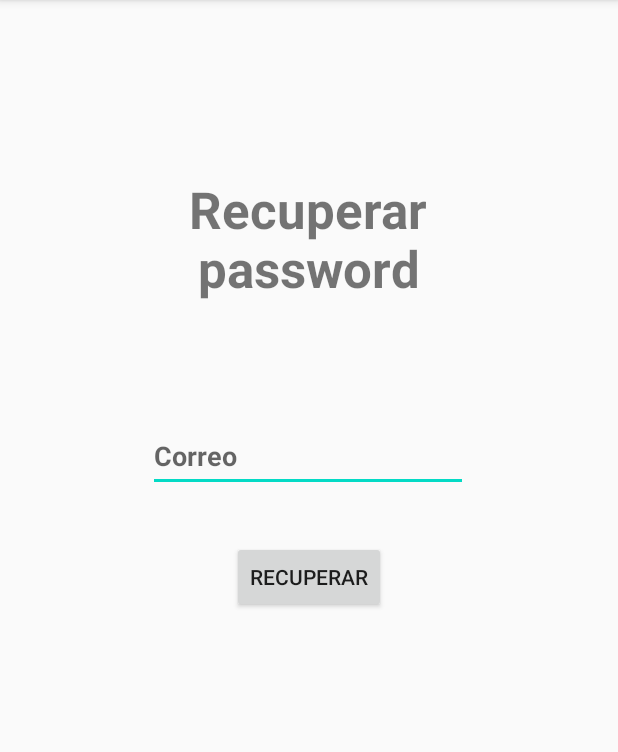
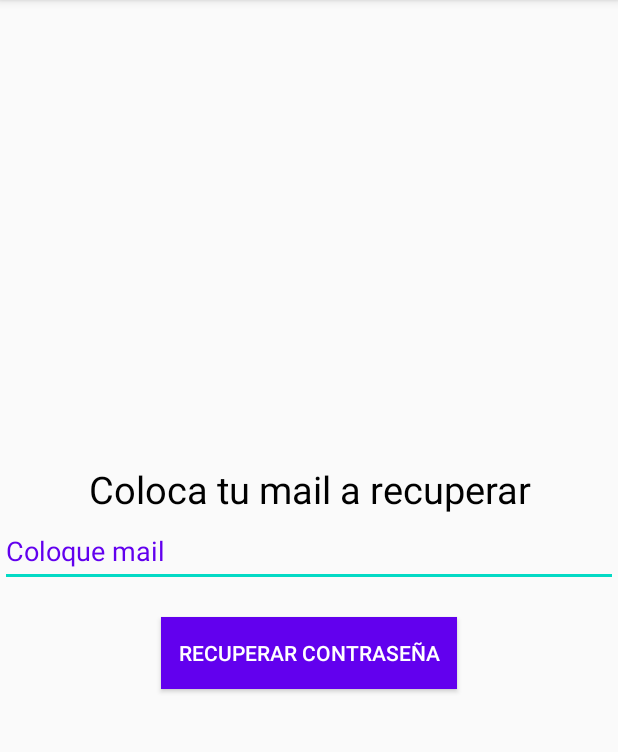
Before and after one commit to compumundohipermegared1/Laboratorio-3, an Android app: the recuperarPassActivity screen opened directly, with no data from a screen before it, on a phone screen of 412 x 824 dp, the part 84-836 px from its top. Run offline under Robolectric (Android 15) with nearby library versions, the phone set to English and light mode, and no system bars; our stand-ins replace Firebase (no records; nobody signed in at launch, a user with empty details on screens opened directly); libraries missing offline, so code that uses them is left out: com.basgeekball.awesomevalidation; 3 statements that could not run were skipped.

Commit message:
ADD: recuperar contraseña

```diff
--- a/app/src/main/java/com/example/laboratorio3/recuperarPassActivity.java
+++ b/app/src/main/java/com/example/laboratorio3/recuperarPassActivity.java
@@ -1,15 +1,27 @@
 package com.example.laboratorio3;
 
 import android.os.Bundle;
+import android.util.Log;
+import android.util.Patterns;
 import android.view.View;
 import android.widget.Button;
 import android.widget.EditText;
 import android.widget.Toast;
 
+import androidx.annotation.NonNull;
 import androidx.appcompat.app.AppCompatActivity;
+
+import com.basgeekball.awesomevalidation.AwesomeValidation;
+import com.basgeekball.awesomevalidation.ValidationStyle;
+import com.google.android.gms.tasks.OnCompleteListener;
+import com.google.android.gms.tasks.Task;
+import com.google.firebase.auth.ActionCodeSettings;
+import com.google.firebase.auth.FirebaseAuth;
 
 public class recuperarPassActivity extends AppCompatActivity {
 
+    AwesomeValidation awesomeValidation;
+    private static final String TAG = "recuperarPassActivity";
     private EditText mRestoreEmail;
     private Button mRestoreButton;
 
@@ -18,22 +30,54 @@ public class recuperarPassActivity extends AppCompatActivity {
         super.onCreate(savedInstanceState);
         setContentView(R.layout.activity_recuperar_pass);
 
-        //Toma el valor.
+        awesomeValidation = new AwesomeValidation(ValidationStyle.BASIC);
+        awesomeValidation.addValidation(this,R.id.et_email_olvidado, Patterns.EMAIL_ADDRESS,R.string.invalid_mail);
 
-        mRestoreEmail = findViewById(R.id.et_restorecorreo);
-        mRestoreButton = findViewById(R.id.et_restorebutton);
+        ActionCodeSettings actionCodeSettings =
+                ActionCodeSettings.newBuilder()
+                        // URL you want to redirect back to. The domain (www.example.com) for this
+                        // URL must be whitelisted in the Firebase Console.
+                        .setUrl("https://www.example.com/finishSignUp?cartId=1234")
+                        // This must be true
+                        .setHandleCodeInApp(true)
+                        .setAndroidPackageName(
+                                "com.example.laboratorio3",
+                                true, /* installIfNotAvailable */
+                                "12"    /* minimumVersion */)
+                        .build();
 
-        mRestoreButton.setOnClickListener(new View.OnClickListener() {
-            @Override
-            public void onClick(View view) {
-                if(!mRestoreEmail.getText().toString().isEmpty()){
+        mRestoreEmail = findViewById(R.id.et_email_olvidado);
+        mRestoreButton = findViewById(R.id.btn_recuperar_email);
+
+        mRestoreButton.setOnClickListener(view ->{
+
+            String email = mRestoreEmail.getText().toString();
+
+            if (awesomeValidation.validate()) {
+                if (!email.isEmpty()) {
+                    Log.d(TAG, "Ingreso a : Email.");
+                    Log.d(TAG, "Datos de entrada: " + email + " .... " + actionCodeSettings);
+
                     //ENVIA UN CORREO DE RESTAURACION.
-                }else{
+                    FirebaseAuth auth = FirebaseAuth.getInstance();
+                    auth.sendSignInLinkToEmail(email, actionCodeSettings)
+                            .addOnCompleteListener(task -> {
+                                if (task.isSuccessful()) {
+                                    Log.d(TAG, "Email sent.");
+                                } else {
+                                    String error_message = task.getException().getMessage();
+                                    Log.d(TAG, "Error messaege." + error_message);
+                                }
+                            });
+                } else {
+                    Log.d(TAG, "Ingrese un correo.");
                     Toast.makeText(recuperarPassActivity.this, "Ingrese un correo.", Toast.LENGTH_SHORT).show();
                 }
+            } else {
+                Log.d(TAG, "Ingrese un correo valido.");
+                Toast.makeText(recuperarPassActivity.this, "Ingrese un correo valido.", Toast.LENGTH_SHORT).show();
             }
         });
 
-
     }
 }
--- a/app/src/main/res/layout/activity_recuperar_pass.xml
+++ b/app/src/main/res/layout/activity_recuperar_pass.xml
@@ -1,53 +1,44 @@
 <?xml version="1.0" encoding="utf-8"?>
-<androidx.constraintlayout.widget.ConstraintLayout xmlns:android="http://schemas.android.com/apk/res/android"
+<LinearLayout xmlns:android="http://schemas.android.com/apk/res/android"
     xmlns:app="http://schemas.android.com/apk/res-auto"
     xmlns:tools="http://schemas.android.com/tools"
     android:layout_width="match_parent"
     android:layout_height="match_parent"
     android:orientation="vertical"
     android:gravity="center"
-    tools:context=".MainActivity">
+    tools:context=".recuperarPassActivity">
 
+    <TextView
+        android:textSize="25sp"
+        android:textColor="#000"
+        android:gravity="center"
+        android:text="@string/coloca_tu_mail_a_recuperar"
+        android:layout_width="match_parent"
+        android:layout_height="wrap_content">
+
+    </TextView>
 
     <EditText
-        android:id="@+id/et_restorecorreo"
-        android:layout_width="wrap_content"
+        android:id="@+id/et_email_olvidado"
+        android:layout_width="match_parent"
         android:layout_height="wrap_content"
-        android:layout_marginTop="280dp"
-        android:autofillHints=""
-        android:ems="10"
-        android:hint="@string/correo"
+        android:layout_marginBottom="10dp"
+        android:hint="@string/coloque_mail"
         android:inputType="textEmailAddress"
         android:minHeight="48dp"
-        android:textStyle="bold"
-        app:layout_constraintEnd_toEndOf="parent"
-        app:layout_constraintHorizontal_bias="0.497"
-        app:layout_constraintStart_toStartOf="parent"
-        app:layout_constraintTop_toTopOf="parent" />
+        android:textColorHint="@color/colorPrimary"
+        android:importantForAutofill="no">
+
+    </EditText>
 
     <Button
-        android:id="@+id/et_restorebutton"
-        android:layout_width="wrap_content"
+        android:id="@+id/btn_recuperar_email"
+        android:layout_width="197dp"
         android:layout_height="wrap_content"
-        android:text="@string/recuperar"
-        app:layout_constraintBottom_toBottomOf="parent"
-        app:layout_constraintEnd_toEndOf="parent"
-        app:layout_constraintStart_toStartOf="parent"
-        app:layout_constraintTop_toBottomOf="@+id/et_restorecorreo"
-        app:layout_constraintVertical_bias="0.084" />
+        android:layout_marginTop="10dp"
+        android:background="@color/colorPrimary"
+        android:padding="5dp"
+        android:text="@string/recuperar_contrase_a"
+        android:textColor="#fff"></Button>
 
-    <TextView
-        android:id="@+id/textView2"
-        android:layout_width="268dp"
-        android:layout_height="88dp"
-        android:text="@string/recuperar_password"
-        android:textAlignment="center"
-        android:textSize="34sp"
-        android:textStyle="bold"
-        app:layout_constraintBottom_toTopOf="@+id/et_restorecorreo"
-        app:layout_constraintEnd_toEndOf="parent"
-        app:layout_constraintHorizontal_bias="0.496"
-        app:layout_constraintStart_toStartOf="parent"
-        app:layout_constraintTop_toTopOf="parent"
-        app:layout_constraintVertical_bias="0.609" />
-</androidx.constraintlayout.widget.ConstraintLayout>
+</LinearLayout>
--- a/app/src/main/res/layout/activity_registrar.xml
+++ b/app/src/main/res/layout/activity_registrar.xml
@@ -69,10 +69,10 @@
         android:textColor="#fff"
         app:layout_constraintBottom_toBottomOf="parent"
         app:layout_constraintEnd_toEndOf="parent"
-        app:layout_constraintHorizontal_bias="0.498"
         app:layout_constraintStart_toStartOf="parent"
         app:layout_constraintTop_toBottomOf="@+id/et_passconfirmation"
-        app:layout_constraintVertical_bias="0.186">
+        app:layout_constraintVertical_bias="0.186"
+        app:layout_constraintHorizontal_bias="0.498">
 
 
     </Button>
--- a/app/src/main/res/values/strings.xml
+++ b/app/src/main/res/values/strings.xml
@@ -15,4 +15,6 @@
     <string name="verificar_mail">Verificar mail</string>
     <string name="recuperar">Recuperar</string>
     <string name="correo">Correo</string>
+    <string name="coloque_mail">Coloque mail</string>
+    <string name="recuperar_contrase_a">Recuperar contraseña</string>
 </resources>
```
